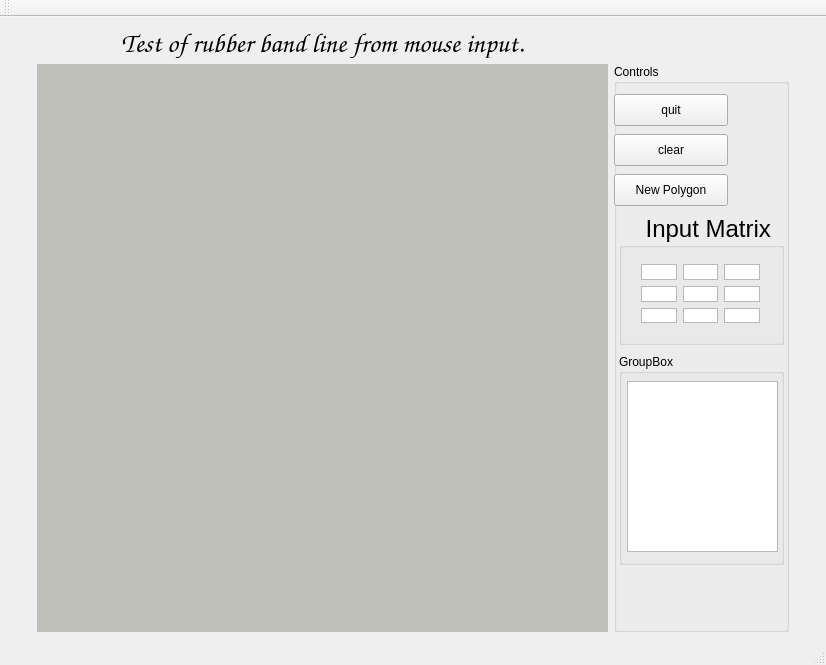
Old version of the form mainwindow.ui in the repository LloydMontgomery/CSC305_A1.
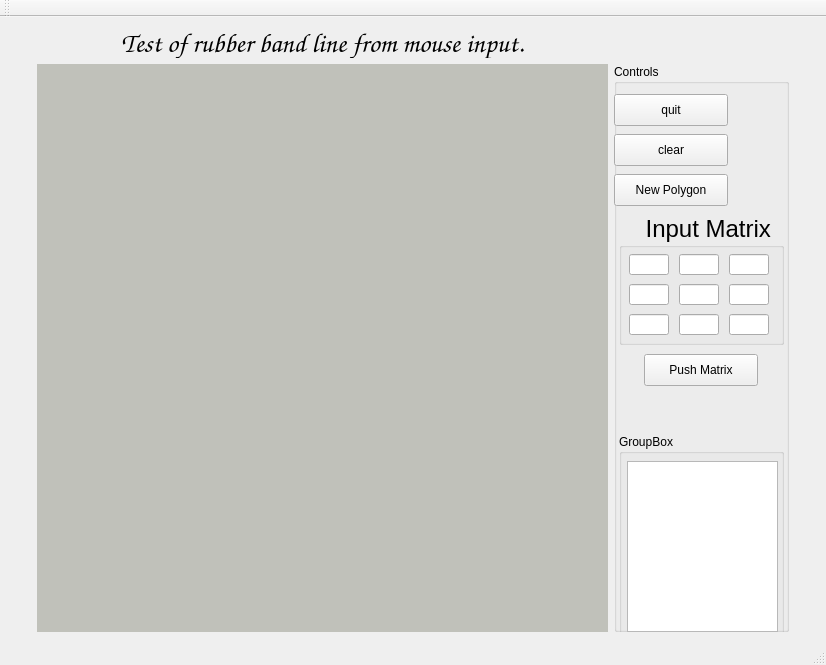
New version of the form. Custom widgets are drawn as their Qt base class.

```diff
--- a/mainwindow.ui
+++ b/mainwindow.ui
@@ -125,213 +125,147 @@
          <property name="title">
           <string>    Input Matrix</string>
          </property>
-         <widget class="QWidget" name="gridLayoutWidget">
+         <widget class="QLineEdit" name="m11">
           <property name="geometry">
            <rect>
-            <x>11</x>
-            <y>39</y>
-            <width>141</width>
-            <height>81</height>
+            <x>10</x>
+            <y>40</y>
+            <width>40</width>
+            <height>21</height>
            </rect>
           </property>
-          <layout class="QGridLayout" name="gridLayout_2">
-           <item row="2" column="1">
-            <widget class="QPlainTextEdit" name="plainTextEdit_5">
              <property name="font">
               <font>
                <pointsize>12</pointsize>
               </font>
              </property>
-             <property name="cursor" stdset="0">
-              <cursorShape>IBeamCursor</cursorShape>
-             </property>
-             <property name="verticalScrollBarPolicy">
-              <enum>Qt::ScrollBarAlwaysOff</enum>
-             </property>
-             <property name="horizontalScrollBarPolicy">
-              <enum>Qt::ScrollBarAlwaysOff</enum>
-             </property>
-             <property name="lineWrapMode">
-              <enum>QPlainTextEdit::NoWrap</enum>
-             </property>
-            </widget>
-           </item>
-           <item row="2" column="2">
-            <widget class="QPlainTextEdit" name="plainTextEdit_6">
+         </widget>
+         <widget class="QLineEdit" name="m12">
+          <property name="geometry">
+           <rect>
+            <x>60</x>
+            <y>40</y>
+            <width>40</width>
+            <height>21</height>
+           </rect>
+          </property>
              <property name="font">
               <font>
                <pointsize>12</pointsize>
               </font>
              </property>
-             <property name="cursor" stdset="0">
-              <cursorShape>IBeamCursor</cursorShape>
-             </property>
-             <property name="verticalScrollBarPolicy">
-              <enum>Qt::ScrollBarAlwaysOff</enum>
-             </property>
-             <property name="horizontalScrollBarPolicy">
-              <enum>Qt::ScrollBarAlwaysOff</enum>
-             </property>
-             <property name="lineWrapMode">
-              <enum>QPlainTextEdit::NoWrap</enum>
-             </property>
-            </widget>
-           </item>
-           <item row="1" column="2">
-            <widget class="QPlainTextEdit" name="plainTextEdit_4">
+         </widget>
+         <widget class="QLineEdit" name="m13">
+          <property name="geometry">
+           <rect>
+            <x>110</x>
+            <y>40</y>
+            <width>40</width>
+            <height>21</height>
+           </rect>
+          </property>
              <property name="font">
               <font>
                <pointsize>12</pointsize>
               </font>
              </property>
-             <property name="cursor" stdset="0">
-              <cursorShape>IBeamCursor</cursorShape>
-             </property>
-             <property name="verticalScrollBarPolicy">
-              <enum>Qt::ScrollBarAlwaysOff</enum>
-             </property>
-             <property name="horizontalScrollBarPolicy">
-              <enum>Qt::ScrollBarAlwaysOff</enum>
-             </property>
-             <property name="lineWrapMode">
-              <enum>QPlainTextEdit::NoWrap</enum>
-             </property>
-            </widget>
-           </item>
-           <item row="0" column="2">
-            <widget class="QPlainTextEdit" name="plainTextEdit_2">
+         </widget>
+         <widget class="QLineEdit" name="m21">
+          <property name="geometry">
+           <rect>
+            <x>10</x>
+            <y>70</y>
+            <width>40</width>
+            <height>21</height>
+           </rect>
+          </property>
              <property name="font">
               <font>
                <pointsize>12</pointsize>
               </font>
              </property>
-             <property name="cursor" stdset="0">
-              <cursorShape>IBeamCursor</cursorShape>
-             </property>
-             <property name="verticalScrollBarPolicy">
-              <enum>Qt::ScrollBarAlwaysOff</enum>
-             </property>
-             <property name="horizontalScrollBarPolicy">
-              <enum>Qt::ScrollBarAlwaysOff</enum>
-             </property>
-             <property name="lineWrapMode">
-              <enum>QPlainTextEdit::NoWrap</enum>
-             </property>
-            </widget>
-           </item>
-           <item row="0" column="1">
-            <widget class="QPlainTextEdit" name="plainTextEdit">
+         </widget>
+         <widget class="QLineEdit" name="m22">
+          <property name="geometry">
+           <rect>
+            <x>60</x>
+            <y>70</y>
+            <width>40</width>
+            <height>21</height>
+           </rect>
+          </property>
              <property name="font">
               <font>
                <pointsize>12</pointsize>
               </font>
              </property>
-             <property name="cursor" stdset="0">
-              <cursorShape>IBeamCursor</cursorShape>
-             </property>
-             <property name="verticalScrollBarPolicy">
-              <enum>Qt::ScrollBarAlwaysOff</enum>
-             </property>
-             <property name="horizontalScrollBarPolicy">
-              <enum>Qt::ScrollBarAlwaysOff</enum>
-             </property>
-             <property name="lineWrapMode">
-              <enum>QPlainTextEdit::NoWrap</enum>
-             </property>
-            </widget>
-           </item>
-           <item row="1" column="1">
-            <widget class="QPlainTextEdit" name="plainTextEdit_3">
+         </widget>
+         <widget class="QLineEdit" name="m23">
+          <property name="geometry">
+           <rect>
+            <x>110</x>
+            <y>70</y>
+            <width>40</width>
+            <height>21</height>
+           </rect>
+          </property>
              <property name="font">
               <font>
                <pointsize>12</pointsize>
               </font>
              </property>
-             <property name="cursor" stdset="0">
-              <cursorShape>IBeamCursor</cursorShape>
-             </property>
-             <property name="verticalScrollBarPolicy">
-              <enum>Qt::ScrollBarAlwaysOff</enum>
-             </property>
-             <property name="horizontalScrollBarPolicy">
-              <enum>Qt::ScrollBarAlwaysOff</enum>
-             </property>
-             <property name="lineWrapMode">
-              <enum>QPlainTextEdit::NoWrap</enum>
-             </property>
-            </widget>
-           </item>
-           <item row="0" column="3">
-            <widget class="QPlainTextEdit" name="plainTextEdit_7">
+         </widget>
+         <widget class="QLineEdit" name="m31">
+          <property name="geometry">
+           <rect>
+            <x>10</x>
+            <y>100</y>
+            <width>40</width>
+            <height>21</height>
+           </rect>
+          </property>
              <property name="font">
               <font>
                <pointsize>12</pointsize>
               </font>
              </property>
-             <property name="cursor" stdset="0">
-              <cursorShape>IBeamCursor</cursorShape>
-             </property>
-             <property name="verticalScrollBarPolicy">
-              <enum>Qt::ScrollBarAlwaysOff</enum>
-             </property>
-             <property name="horizontalScrollBarPolicy">
-              <enum>Qt::ScrollBarAlwaysOff</enum>
-             </property>
-             <property name="lineWrapMode">
-              <enum>QPlainTextEdit::NoWrap</enum>
-             </property>
-            </widget>
-           </item>
-           <item row="1" column="3">
-            <widget class="QPlainTextEdit" name="plainTextEdit_8">
+         </widget>
+         <widget class="QLineEdit" name="m32">
+          <property name="geometry">
+           <rect>
+            <x>60</x>
+            <y>100</y>
+            <width>40</width>
+            <height>21</height>
+           </rect>
+          </property>
              <property name="font">
               <font>
                <pointsize>12</pointsize>
               </font>
              </property>
-             <property name="cursor" stdset="0">
-              <cursorShape>IBeamCursor</cursorShape>
-             </property>
-             <property name="verticalScrollBarPolicy">
-              <enum>Qt::ScrollBarAlwaysOff</enum>
-             </property>
-             <property name="horizontalScrollBarPolicy">
-              <enum>Qt::ScrollBarAlwaysOff</enum>
-             </property>
-             <property name="lineWrapMode">
-              <enum>QPlainTextEdit::NoWrap</enum>
-             </property>
-            </widget>
-           </item>
-           <item row="2" column="3">
-            <widget class="QPlainTextEdit" name="plainTextEdit_9">
+         </widget>
+         <widget class="QLineEdit" name="m33">
+          <property name="geometry">
+           <rect>
+            <x>110</x>
+            <y>100</y>
+            <width>40</width>
+            <height>21</height>
+           </rect>
+          </property>
              <property name="font">
               <font>
                <pointsize>12</pointsize>
               </font>
              </property>
-             <property name="cursor" stdset="0">
-              <cursorShape>IBeamCursor</cursorShape>
-             </property>
-             <property name="verticalScrollBarPolicy">
-              <enum>Qt::ScrollBarAlwaysOff</enum>
-             </property>
-             <property name="horizontalScrollBarPolicy">
-              <enum>Qt::ScrollBarAlwaysOff</enum>
-             </property>
-             <property name="lineWrapMode">
-              <enum>QPlainTextEdit::NoWrap</enum>
-             </property>
-            </widget>
-           </item>
-          </layout>
          </widget>
         </widget>
         <widget class="QGroupBox" name="groupBox_3">
          <property name="geometry">
           <rect>
            <x>5</x>
-           <y>290</y>
+           <y>370</y>
            <width>165</width>
            <height>211</height>
           </rect>
@@ -350,6 +284,19 @@
           </property>
          </widget>
         </widget>
+        <widget class="QPushButton" name="pushButton_4">
+         <property name="geometry">
+          <rect>
+           <x>30</x>
+           <y>290</y>
+           <width>114</width>
+           <height>32</height>
+          </rect>
+         </property>
+         <property name="text">
+          <string>Push Matrix</string>
+         </property>
+        </widget>
        </widget>
       </item>
      </layout>
```
Left out of the diff: 35 changed lines with no effect on the pictures. Lines whose indentation alone changed are shown as unchanged.
